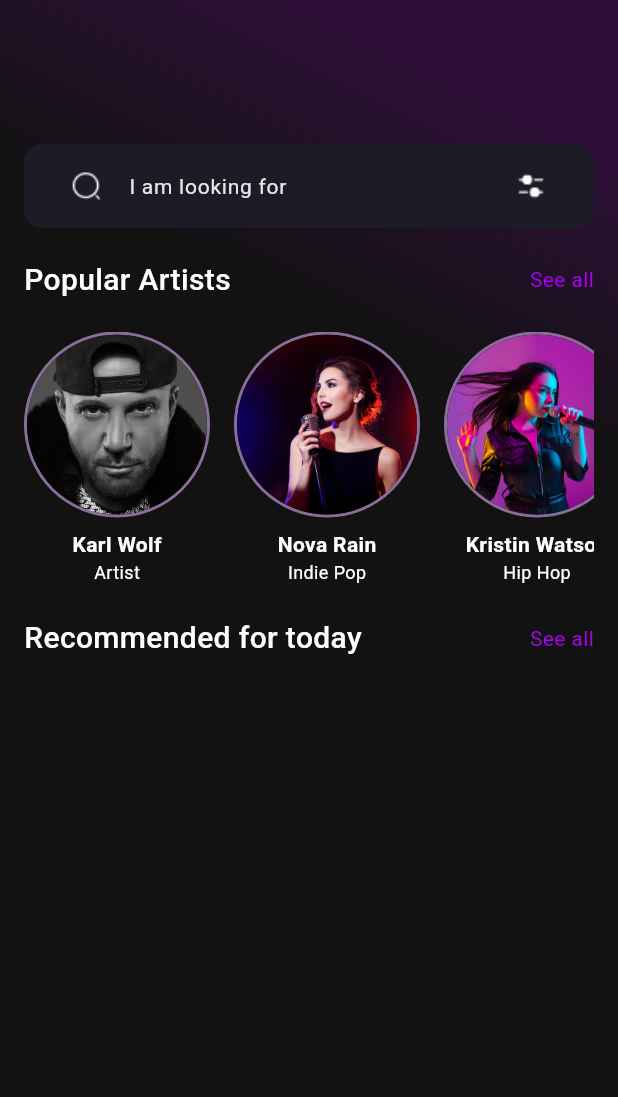
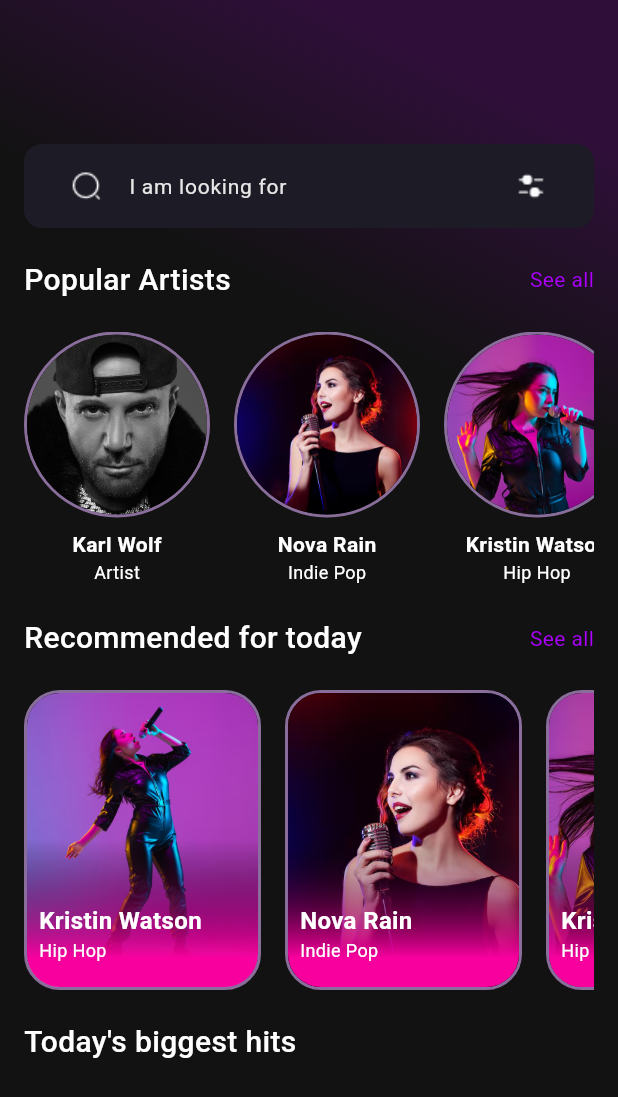
Before and after one commit to sparktech-agency/music-streaming-app, a Flutter app: the HomeView screen opened directly, on a phone screen of 412 x 824 dp. Shown: the top 1097 px of the screen. Run offline on Flutter 3.47's test engine with Material 3 defaults, Android fonts, the phone set to English and light mode, and no system bars; our stand-ins replace flutter_svg, get, smooth_page_indicator.

Commit message:
working in homepage

```diff
--- a/lib/features/home_screen/home_view.dart
+++ b/lib/features/home_screen/home_view.dart
@@ -3,6 +3,7 @@ import 'package:music_streaming_app/config/app_colors.dart';
 import 'package:music_streaming_app/features/home_screen/widgets/artist_card.dart';
 import 'package:music_streaming_app/features/home_screen/widgets/headline_text.dart';
 import 'package:music_streaming_app/features/home_screen/widgets/popular_artist_list.dart';
+import 'package:music_streaming_app/features/home_screen/widgets/recommended_listview.dart';
 import 'package:music_streaming_app/features/home_screen/widgets/search_bar.dart';
 
 class HomeView extends StatelessWidget {
@@ -38,6 +39,11 @@ class HomeView extends StatelessWidget {
             PopularArtistList(),
             SizedBox(height: 20),
             HeadlineText(mainText: 'Recommended for today', subText: 'See all'),
+            SizedBox(height: 20),
+            RecommendedListview(),
+            SizedBox(height: 20),
+            HeadlineText(mainText: "Today's biggest hits"),
+
           ],
         ),
       ),
--- a/lib/features/home_screen/widgets/recommended_card.dart
+++ b/lib/features/home_screen/widgets/recommended_card.dart
@@ -1,54 +1,81 @@
 import 'package:flutter/material.dart';
+import 'package:music_streaming_app/config/app_colors.dart';
 
 class RecommendedCard extends StatelessWidget {
-
   final String artistName;
   final String genre;
   final String imageUrl;
-  const RecommendedCard({super.key, required this.artistName, required this.genre, required this.imageUrl});
+
+  const RecommendedCard({
+    super.key,
+    required this.artistName,
+    required this.genre,
+    required this.imageUrl,
+  });
 
   @override
   Widget build(BuildContext context) {
     return Container(
-      width: 150,
+      width: 158,
+      height: 164,
       decoration: BoxDecoration(
-        borderRadius: BorderRadius.circular(15),
-        image: DecorationImage(
-          image: NetworkImage(imageUrl),
+        borderRadius: BorderRadius.circular(24),
+        border: Border.all(
+          color: Color(0xff896E9C),
+          width: 2,
+        ),
+      ),
+      child: ClipRRect(
+        borderRadius: BorderRadius.circular(22),
+        child: Stack(
+          children: [
+            // Background image
+            Image.asset(
+              imageUrl,
+              height: double.infinity,
+              width: double.infinity,
               fit: BoxFit.cover,
             ),
-      ),
+            // Gradient overlay
+            Positioned.fill(
               child: Container(
                 decoration: BoxDecoration(
-          borderRadius: BorderRadius.circular(15),
                   gradient: LinearGradient(
+                    colors: [
+                      Colors.transparent,
+                      AppColors.primaryColor,
+                    ],
+                    stops: [0.5, 0.9],
                     begin: Alignment.topCenter,
                     end: Alignment.bottomCenter,
-            colors: [
-              Colors.transparent,
-              Colors.black.withOpacity(0.8),
-            ],
                   ),
                 ),
-        padding: const EdgeInsets.all(12),
-        alignment: Alignment.bottomLeft,
+              ),
+            ),
+
+            Positioned(
+              bottom: 16,
+              left: 8,
+              right: 8,
               child: Column(
                 crossAxisAlignment: CrossAxisAlignment.start,
-          mainAxisSize: MainAxisSize.min,
                 children: [
                   Text(
                     artistName,
-              style: const TextStyle(
+                    style: TextStyle(
+                      fontSize: 16,
+                      fontWeight: FontWeight.bold,
                       color: Colors.white,
-                fontWeight: FontWeight.bold,
-                fontSize: 14,
                     ),
                   ),
                   Text(
                     genre,
-              style: const TextStyle(
-                color: Colors.white70,
+                    style: TextStyle(
                       fontSize: 12,
+                      color: Colors.white,
+                    ),
+                  ),
+                ],
               ),
             ),
           ],
--- /dev/null
+++ b/lib/features/home_screen/widgets/recommended_listview.dart
@@ -0,0 +1,52 @@
+import 'package:flutter/material.dart';
+import 'package:music_streaming_app/features/home_screen/widgets/recommended_card.dart';
+
+class RecommendedListview extends StatelessWidget {
+  const RecommendedListview({super.key});
+
+  @override
+  Widget build(BuildContext context) {
+
+    final List<Map<String, String>> artists = [
+      {
+        'name': 'Kristin Watson',
+        'imageUrl': 'assets/images/watson.png',
+        'genre': 'Hip Hop',
+      },
+      {
+        'name': 'Nova Rain',
+        'imageUrl': 'assets/images/nova_rain.png',
+        'genre': 'Indie Pop',
+      },
+      {
+        'name': 'Kristin Watson',
+        'imageUrl': 'assets/images/Kristin_Watson.png',
+        'genre': 'Hip Hop',
+      },
+      {
+        'name': 'Ben Iwara',
+        'imageUrl': 'assets/images/Ben_Iwara.jpg',
+        'genre': 'Latin',
+      },
+    ];
+
+    return SizedBox(
+      height: 200,
+      child: ListView.builder(
+        scrollDirection: Axis.horizontal,
+        itemCount: artists.length,
+        itemBuilder: (context, index) {
+          final artist = artists[index];
+          return Padding(
+            padding: const EdgeInsets.only(right: 16.0),
+            child: RecommendedCard(
+              artistName: artist['name']!,
+              imageUrl: artist['imageUrl']!,
+              genre: artist['genre']!,
+            ),
+          );
+        },
+      ),
+    );;
+  }
+}
```
Also changed, not shown: assets/images/watson.png (added). Lines whose indentation alone changed are shown as unchanged.
